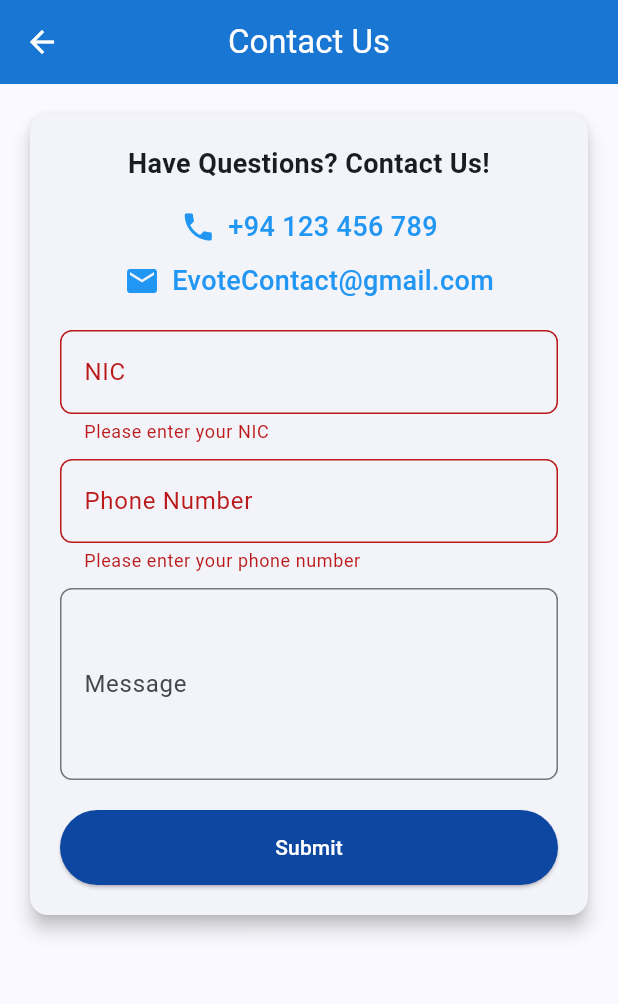
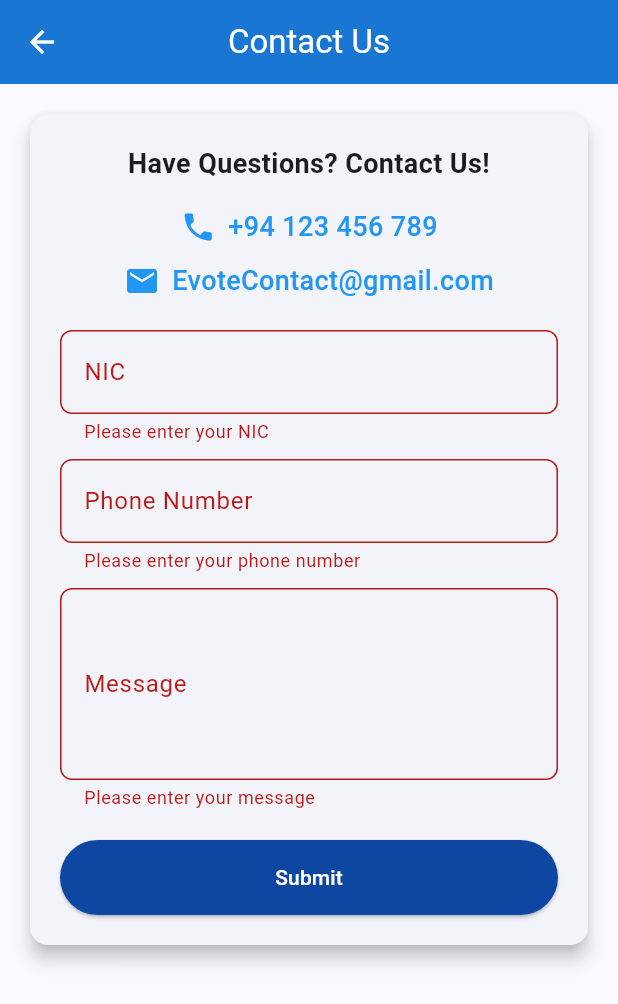
Before and after one commit to lakshannaveen/evotemobile, a Flutter app: the ContactUsPage screen opened by its route, after a tap on "Submit", on a phone screen of 412 x 824 dp. Shown: the top 1004 px of the screen. Run offline on Flutter 3.47's test engine with Material 3 defaults, Android fonts, the phone set to English and light mode, and no system bars; our stand-ins replace cloud_firestore, file_picker, firebase_core; missing offline and left inert: bcrypt, dart_jsonwebtoken; accounts and stored records are empty.

Commit message:
validate message filed in contact us

```diff
--- a/lib/pages/contact_us.dart
+++ b/lib/pages/contact_us.dart
@@ -189,6 +189,12 @@ class _ContactUsPageState extends State<ContactUsPage> {
                                     borderRadius: BorderRadius.circular(8),
                                   ),
                                 ),
+                                validator: (value) {
+                                  if (value == null || value.isEmpty) {
+                                    return 'Please enter your message';
+                                  }
+                                  return null;
+                                },
                               ),
                               const SizedBox(height: 20),
                               SizedBox(
@@ -196,7 +202,7 @@ class _ContactUsPageState extends State<ContactUsPage> {
                                 child: ElevatedButton(
                                   style: Theme.of(context)
                                       .elevatedButtonTheme
-                                      .style, // Apply theme style
+                                      .style,
                                   onPressed: _submitForm,
                                   child: const Text('Submit'),
                                 ),
```
